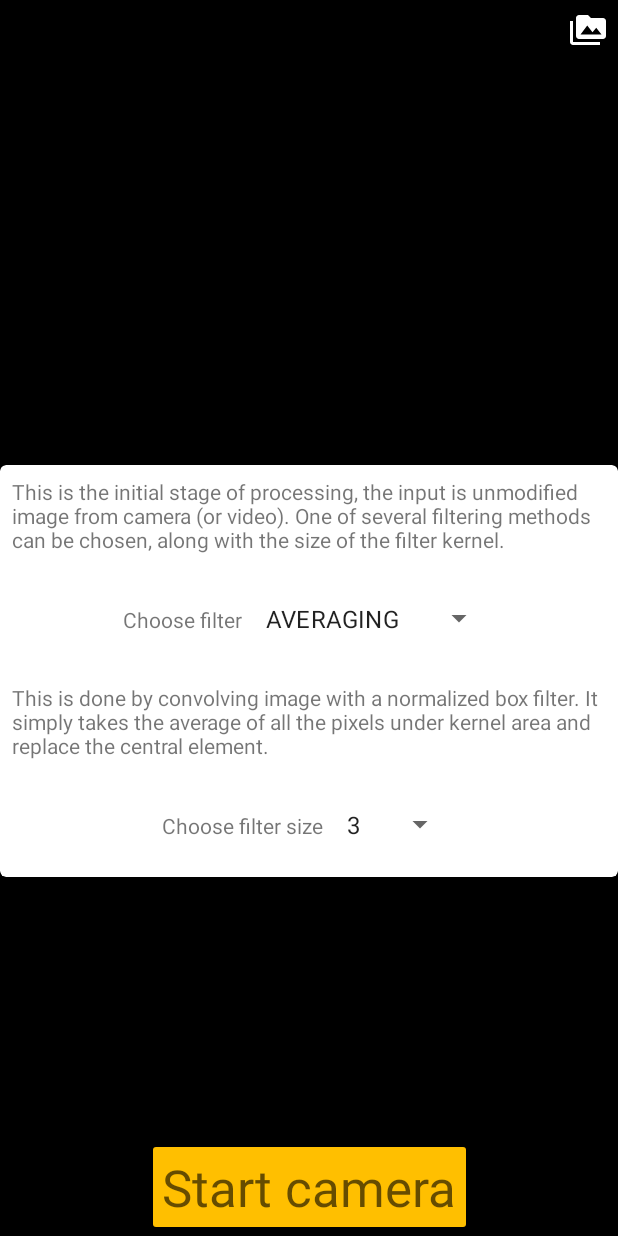
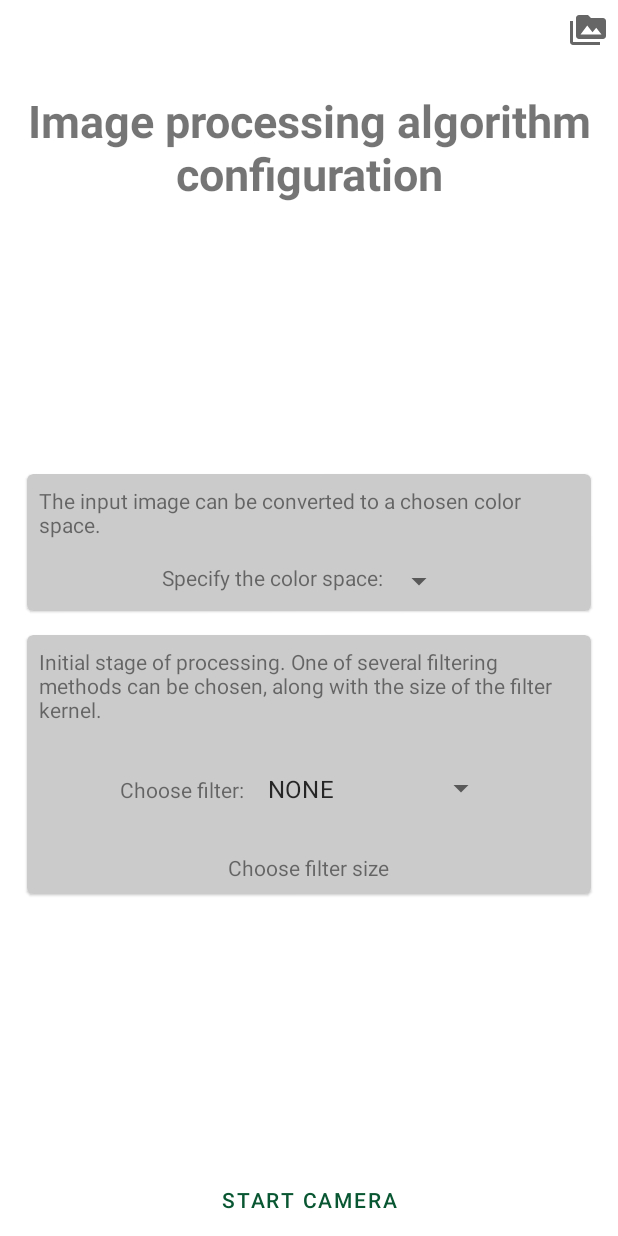
Before and after one commit to kamieniarzk/image-processor, an Android app: the screen it shows after launch (MainActivity), on a phone screen of 412 x 824 dp. Run offline under Robolectric (Android 15) with nearby library versions, the phone set to English and light mode, and no system bars.

Commit message:
main activity

```diff
--- a/app/build.gradle
+++ b/app/build.gradle
@@ -37,7 +37,7 @@ dependencies {
     implementation 'androidx.appcompat:appcompat:1.3.0'
     implementation 'com.google.android.material:material:1.3.0'
     implementation 'androidx.constraintlayout:constraintlayout:2.0.4'
-    implementation project(path: ':openCVLibrary343')
+    implementation project(path: ':openCVLibrary3414')
     implementation 'androidx.recyclerview:recyclerview:1.2.1'
     implementation 'androidx.cardview:cardview:1.0.0'
     compileOnly "org.projectlombok:lombok:1.18.20"
--- a/app/src/main/java/com/example/rt_image_processing/CamActivity.java
+++ b/app/src/main/java/com/example/rt_image_processing/CamActivity.java
@@ -37,8 +37,6 @@ public class CamActivity extends Activity implements CameraBridgeViewBase.CvCame
         setContentView(R.layout.activity_cam);
         checkPermissions();
         initializeLoaderCallback();
-
-        setContentView(R.layout.activity_camera);
     }
 
     @Override
--- a/app/src/main/java/com/example/rt_image_processing/MainActivity.java
+++ b/app/src/main/java/com/example/rt_image_processing/MainActivity.java
@@ -36,7 +36,7 @@ public class MainActivity extends Activity {
     private int mFilterSize;
 
     public enum FilterMode {
-        AVERAGING, GAUSSIAN, MEDIAN
+        NONE, AVERAGING, GAUSSIAN, MEDIAN
     }
 
     public MainActivity() {
@@ -71,7 +71,14 @@ public class MainActivity extends Activity {
             @Override
             public void onItemSelected(AdapterView<?> adapterView, View view, int i, long l) {
                 mFilterMode = filterModes[i];
-                mFilterDescriptionTextView.setText(KERNEL_TYPES[i]);
+                if (mFilterMode == FilterMode.NONE) {
+                    mFilterDescriptionTextView.setVisibility(View.GONE);
+                    filterSizeSpinner.setVisibility(View.GONE);
+                } else {
+                    mFilterDescriptionTextView.setText(KERNEL_TYPES[i-1]);
+                    mFilterDescriptionTextView.setVisibility(View.VISIBLE);
+                    filterSizeSpinner.setVisibility(View.VISIBLE);
+                }
             }
             @Override
             public void onNothingSelected(AdapterView<?> adapterView) {
--- a/app/src/main/res/drawable/ic_baseline_perm_media_24.xml
+++ b/app/src/main/res/drawable/ic_baseline_perm_media_24.xml
@@ -1,5 +1,10 @@
-<vector android:height="24dp" android:tint="#FFFFFF"
-    android:viewportHeight="24" android:viewportWidth="24"
-    android:width="24dp" xmlns:android="http://schemas.android.com/apk/res/android">
-    <path android:fillColor="@android:color/white" android:pathData="M2,6L0,6v5h0.01L0,20c0,1.1 0.9,2 2,2h18v-2L2,20L2,6zM22,4h-8l-2,-2L6,2c-1.1,0 -1.99,0.9 -1.99,2L4,16c0,1.1 0.9,2 2,2h16c1.1,0 2,-0.9 2,-2L24,6c0,-1.1 -0.9,-2 -2,-2zM7,15l4.5,-6 3.5,4.51 2.5,-3.01L21,15L7,15z"/>
+<vector xmlns:android="http://schemas.android.com/apk/res/android"
+    android:width="24dp"
+    android:height="24dp"
+    android:viewportWidth="24"
+    android:viewportHeight="24"
+    android:tint="?attr/colorControlNormal">
+  <path
+      android:fillColor="@android:color/white"
+      android:pathData="M2,6L0,6v5h0.01L0,20c0,1.1 0.9,2 2,2h18v-2L2,20L2,6zM22,4h-8l-2,-2L6,2c-1.1,0 -1.99,0.9 -1.99,2L4,16c0,1.1 0.9,2 2,2h16c1.1,0 2,-0.9 2,-2L24,6c0,-1.1 -0.9,-2 -2,-2zM7,15l4.5,-6 3.5,4.51 2.5,-3.01L21,15L7,15z"/>
 </vector>
--- a/app/src/main/res/layout/activity_main.xml
+++ b/app/src/main/res/layout/activity_main.xml
@@ -5,8 +5,6 @@
     android:id="@+id/constraintLayout"
     android:layout_width="match_parent"
     android:layout_height="match_parent"
-    android:background="#000000"
-    android:backgroundTint="#000000"
     android:backgroundTintMode="screen">
 
     <ImageButton
@@ -19,7 +17,6 @@
         android:src="@drawable/ic_baseline_perm_media_24"
         app:layout_constraintEnd_toEndOf="parent"
         app:layout_constraintTop_toTopOf="parent"/>
-
 
     <TextView
         android:id="@+id/textView"
@@ -40,95 +37,34 @@
         android:layout_width="wrap_content"
         android:layout_height="wrap_content"
         android:layout_marginTop="1dp"
-        android:backgroundTint="#FFBF00"
         android:backgroundTintMode="src_in"
         android:paddingLeft="10dp"
         android:paddingRight="10dp"
         android:text="@string/camera_on_button"
-        android:textAppearance="@style/TextAppearance.AppCompat.Display1"
+        style="@style/Widget.MaterialComponents.Button.OutlinedButton"
         app:layout_constraintBottom_toBottomOf="parent"
         app:layout_constraintEnd_toEndOf="parent"
         app:layout_constraintStart_toStartOf="parent" />
 
-    <com.google.android.material.card.MaterialCardView
-        android:id="@+id/card"
+    <ScrollView
         android:layout_width="match_parent"
+        android:layout_marginHorizontal="10dp"
         android:layout_height="wrap_content"
         app:layout_constraintBottom_toTopOf="@id/cameraButton"
         app:layout_constraintTop_toBottomOf="@id/textView"
         app:layout_constraintEnd_toEndOf="parent"
         app:layout_constraintStart_toStartOf="parent">
-
         <LinearLayout
             android:layout_width="match_parent"
             android:layout_height="wrap_content"
-            android:orientation="vertical">
-            <TextView
-                android:layout_width="match_parent"
-                android:layout_height="wrap_content"
-                android:text="@string/filtering_paragraph"
-                android:scaleType="centerCrop"
-                android:layout_margin="8dp"
-                />
-            <LinearLayout
-                android:layout_width="wrap_content"
-                android:layout_height="wrap_content"
-                android:layout_margin="8dp"
-                app:layout_constraintStart_toStartOf="parent"
-                app:layout_constraintEnd_toEndOf="parent"
-                android:layout_gravity="center_horizontal"
-                android:orientation="horizontal">
+            android:orientation="vertical"
+            app:layout_constraintTop_toTopOf="parent"
+            app:layout_constraintBottom_toBottomOf="parent">
+            <include layout="@layout/color_space_cardview"/>
 
-                <TextView
-                    android:layout_width="wrap_content"
-                    android:layout_height="wrap_content"
-                    android:text="@string/filter_method"
-                    app:layout_constraintStart_toStartOf="parent"
-                    app:layout_constraintEnd_toStartOf="@id/filterSizeSpinner" />
+            <include layout="@layout/filter_cardview"/>
+        </LinearLayout>
+    </ScrollView>
 
-                <Spinner
-                    android:id="@+id/filterModeSpinner"
-                    android:layout_width="wrap_content"
-                    android:layout_height="wrap_content"
-                    android:theme="@style/AppTheme"
-                    app:layout_constraintStart_toStartOf="parent"
-                    app:layout_constraintEnd_toEndOf="parent"/>
-            </LinearLayout>
-            <TextView
-                android:id="@+id/filterDescriptionText"
-                android:layout_width="match_parent"
-                android:layout_height="wrap_content"
-                android:text="@string/filtering_paragraph"
-                android:scaleType="centerCrop"
-                android:layout_margin="8dp"
-                />
-            <LinearLayout
-                android:layout_width="wrap_content"
-                android:layout_height="wrap_content"
-                android:layout_margin="8dp"
-                app:layout_constraintStart_toStartOf="parent"
-                app:layout_constraintEnd_toEndOf="parent"
-                android:layout_gravity="center_horizontal"
-                android:orientation="horizontal">
-
-                <TextView
-                    android:layout_width="wrap_content"
-                    android:layout_height="wrap_content"
-                    android:text="@string/filter_size"
-                    app:layout_constraintStart_toStartOf="parent"
-                    app:layout_constraintEnd_toStartOf="@id/filterSizeSpinner" />
-
-                <Spinner
-                    android:id="@+id/filterSizeSpinner"
-                    android:layout_width="wrap_content"
-                    android:layout_height="wrap_content"
-                    android:theme="@style/AppTheme"
-                    app:layout_constraintEnd_toEndOf="parent"
-                    app:layout_constraintStart_toStartOf="@id/filterModeSpinner" />
-
-            </LinearLayout>
-        </LinearLayout>
-
-    </com.google.android.material.card.MaterialCardView>
 
 </androidx.constraintlayout.widget.ConstraintLayout>
--- /dev/null
+++ b/app/src/main/res/layout/color_space_cardview.xml
@@ -0,0 +1,55 @@
+<com.google.android.material.card.MaterialCardView
+    xmlns:android="http://schemas.android.com/apk/res/android"
+    xmlns:app="http://schemas.android.com/apk/res-auto"
+    android:id="@+id/card"
+    android:layout_width="match_parent"
+    android:layout_height="wrap_content"
+    app:layout_constraintEnd_toEndOf="parent"
+    app:layout_constraintStart_toStartOf="parent"
+    android:clickable="true"
+    android:focusable="true"
+    android:layout_margin="8dp"
+    app:shapeAppearance="?attr/shapeAppearanceMediumComponent"
+    app:cardForegroundColor="@color/grey">
+
+    <LinearLayout
+        android:layout_width="match_parent"
+        android:layout_height="wrap_content"
+        android:orientation="vertical"
+        android:animateLayoutChanges="true">
+        <TextView
+            android:layout_width="match_parent"
+            android:layout_height="wrap_content"
+            android:text="@string/color_space"
+            android:scaleType="centerCrop"
+            android:layout_margin="8dp"
+            />
+
+        <LinearLayout
+            android:layout_width="wrap_content"
+            android:layout_height="wrap_content"
+            android:layout_margin="8dp"
+            app:layout_constraintStart_toStartOf="parent"
+            app:layout_constraintEnd_toEndOf="parent"
+            android:layout_gravity="center_horizontal"
+            android:orientation="horizontal">
+
+            <TextView
+                android:layout_width="wrap_content"
+                android:layout_height="wrap_content"
+                android:text="@string/pick_color"
+                app:layout_constraintStart_toStartOf="parent"
+                app:layout_constraintEnd_toStartOf="@id/colorSpaceSpinner" />
+
+            <Spinner
+                android:id="@+id/colorSpaceSpinner"
+                android:layout_width="wrap_content"
+                android:layout_height="wrap_content"
+                android:theme="@style/AppTheme"
+                app:layout_constraintEnd_toEndOf="parent"
+                app:layout_constraintStart_toStartOf="@id/colorSpaceSpinner" />
+
+        </LinearLayout>
+    </LinearLayout>
+
+</com.google.android.material.card.MaterialCardView>
--- /dev/null
+++ b/app/src/main/res/layout/filter_cardview.xml
@@ -0,0 +1,87 @@
+<com.google.android.material.card.MaterialCardView
+    xmlns:android="http://schemas.android.com/apk/res/android"
+    xmlns:app="http://schemas.android.com/apk/res-auto"
+    android:id="@+id/card"
+    android:layout_width="match_parent"
+    android:layout_height="wrap_content"
+    app:layout_constraintEnd_toEndOf="parent"
+    app:layout_constraintStart_toStartOf="parent"
+    android:clickable="true"
+    android:focusable="true"
+    android:layout_margin="8dp"
+    app:cardElevation="1dp"
+    app:shapeAppearance="?attr/shapeAppearanceMediumComponent"
+    app:cardForegroundColor="@color/grey">
+
+    <LinearLayout
+        android:layout_width="match_parent"
+        android:layout_height="wrap_content"
+        android:orientation="vertical"
+        android:animateLayoutChanges="true">
+        <TextView
+            android:layout_width="match_parent"
+            android:layout_height="wrap_content"
+            android:text="@string/filtering_paragraph"
+            android:scaleType="centerCrop"
+            android:layout_margin="8dp"
+            />
+        <LinearLayout
+            android:layout_width="wrap_content"
+            android:layout_height="wrap_content"
+            android:layout_margin="8dp"
+            app:layout_constraintStart_toStartOf="parent"
+            app:layout_constraintEnd_toEndOf="parent"
+            android:layout_gravity="center_horizontal"
+            android:orientation="horizontal">
+
+            <TextView
+                android:layout_width="wrap_content"
+                android:layout_height="wrap_content"
+                android:text="@string/filter_method"
+                app:layout_constraintStart_toStartOf="parent"
+                app:layout_constraintEnd_toStartOf="@id/filterSizeSpinner" />
+
+            <Spinner
+                android:id="@+id/filterModeSpinner"
+                android:layout_width="wrap_content"
+                android:layout_height="wrap_content"
+                android:theme="@style/AppTheme"
+                app:layout_constraintStart_toStartOf="parent"
+                app:layout_constraintEnd_toEndOf="parent"/>
+        </LinearLayout>
+        <TextView
+            android:id="@+id/filterDescriptionText"
+            android:layout_width="match_parent"
+            android:layout_height="wrap_content"
+            android:text="@string/filtering_paragraph"
+            android:scaleType="centerCrop"
+            android:layout_margin="8dp"
+            />
+        <LinearLayout
+            android:layout_width="wrap_content"
+            android:layout_height="wrap_content"
+            android:layout_margin="8dp"
+            app:layout_constraintStart_toStartOf="parent"
+            app:layout_constraintEnd_toEndOf="parent"
+            android:layout_gravity="center_horizontal"
+            android:orientation="horizontal">
+
+            <TextView
+                android:layout_width="wrap_content"
+                android:layout_height="wrap_content"
+                android:text="@string/filter_size"
+                app:layout_constraintStart_toStartOf="parent"
+                app:layout_constraintEnd_toStartOf="@id/filterSizeSpinner" />
+
+            <Spinner
+                android:id="@+id/filterSizeSpinner"
+                android:layout_width="wrap_content"
+                android:layout_height="wrap_content"
+                android:theme="@style/AppTheme"
+                app:layout_constraintEnd_toEndOf="parent"
+                app:layout_constraintStart_toStartOf="@id/filterModeSpinner" />
+
+        </LinearLayout>
+    </LinearLayout>
+
+</com.google.android.material.card.MaterialCardView>
--- a/app/src/main/res/values/strings.xml
+++ b/app/src/main/res/values/strings.xml
@@ -11,10 +11,13 @@
     <string name="title">Title</string>
     <string name="length">"00:00:00</string>
     <string name="thumbnail">Video thumbnail</string>
-    <string name="filtering_paragraph">This is the initial stage of processing, the input is unmodified image from camera (or video). One of several filtering methods can be chosen, along with the size of the filter kernel.</string>
-    <string name="filter_method">Choose filter</string>
+    <string name="filtering_paragraph">Initial stage of processing. One of several filtering methods can be chosen, along with the size of the filter kernel.</string>
+    <string name="filter_method">Choose filter: </string>
     <string name="filter_size">Choose filter size</string>
     <string name="averaging">This is done by convolving image with a normalized box filter. It simply takes the average of all the pixels under kernel area and replace the central element.</string>
     <string name="gaussian">This is done by convolving image with a Gaussian filter. The standard deviation of the kernel is 0 in both axes.</string>
     <string name="median">In this case, the function takes median of all the pixels under kernel area and central element is replaced with this median value.</string>
+    <string name="thresholding">Image thresholding - in this stage of processing, a binary mask is created from the input, after applying thresholding on a given range.</string>
+    <string name="color_space">The input image can be converted to a chosen color space.</string>
+    <string name="pick_color">Specify the color space: </string>
 </resources>
--- a/settings.gradle
+++ b/settings.gradle
@@ -1,3 +1,3 @@
 include ':app'
 rootProject.name = "opencv101"
-include ':openCVLibrary343'
+include ':openCVLibrary3414'
```
Also changed, not shown: app/src/main/res/layout/threshold_cardview.xml (added, +87 -0 lines).
